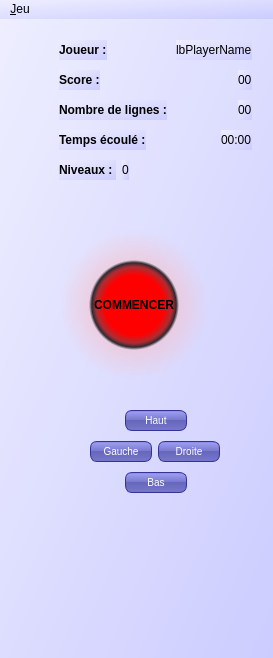
g-jouret/projetTetris, file view/mwtetris.ui: the form before one commit.
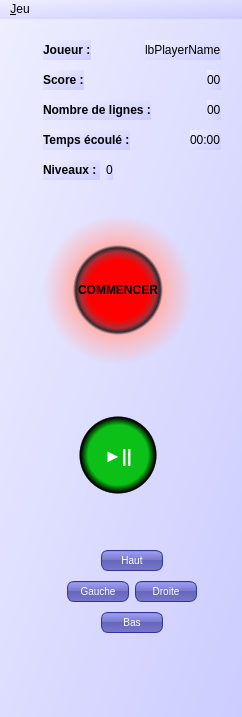
The form after the commit.

Commit message: pause button

The edit to the form file:
```diff
--- a/view/mwtetris.ui
+++ b/view/mwtetris.ui
@@ -6,8 +6,8 @@
    <rect>
     <x>0</x>
     <y>0</y>
-    <width>273</width>
-    <height>658</height>
+    <width>242</width>
+    <height>717</height>
    </rect>
   </property>
   <property name="windowTitle">
@@ -253,7 +253,7 @@
         <property name="sizeHint" stdset="0">
          <size>
           <width>20</width>
-          <height>20</height>
+          <height>5</height>
          </size>
         </property>
        </spacer>
@@ -305,7 +305,7 @@
 color: BLACK;
 font-weight: bold;
 border: none;
-background-color:qradialgradient(spread:pad, cx:0.5, cy:0.5, radius:0.5, fx:0.5, fy:0.5, stop:0.0100503 rgba(255, 0, 0, 255), stop:0.1 rgba(255, 0, 0, 255), stop:0.2 rgba(255, 0, 0, 255), stop:0.3 rgba(255, 0, 0, 255), stop:0.4 rgba(255, 0, 0, 255), stop:0.502513 rgba(164, 0, 0, 205), stop:0.52 rgba(139, 0, 0, 205), stop:0.562814 rgba(0, 0, 0, 205), stop:0.6 rgba(255, 180, 180, 97), stop:1 rgba(255, 255, 255, 0));
+background-color:qradialgradient(spread:pad, cx:0.5, cy:0.5, radius:0.5, fx:0.5, fy:0.5, stop:0.0100503 rgba(255, 0, 0, 255), stop:0.1 rgba(255, 0, 0, 255), stop:0.2 rgba(255, 0, 0, 255), stop:0.3 rgba(255, 0, 0, 255), stop:0.4 rgba(255, 0, 0, 255), stop:0.502513 rgba(164, 0, 0, 205), stop:0.52 rgba(139, 0, 0, 205), stop:0.562814 rgba(0, 0, 0, 205), stop:0.6 rgba(255, 180, 180, 255), stop:1 rgba(255, 255, 255, 0));
 max-width: 150px;
 height: 150px;
 }</string>
@@ -315,6 +315,51 @@
         </property>
        </widget>
       </item>
+      <item>
+       <spacer name="verticalSpacer_6">
+        <property name="orientation">
+         <enum>Qt::Vertical</enum>
+        </property>
+        <property name="sizeHint" stdset="0">
+         <size>
+          <width>20</width>
+          <height>5</height>
+         </size>
+        </property>
+       </spacer>
+      </item>
+      <item>
+       <widget class="QPushButton" name="btnPause">
+        <property name="styleSheet">
+         <string notr="true">QPushButton {
+color: white;
+font-weight: bold;
+font-size:18px;
+border: none;
+background-color:qradialgradient(spread:pad, cx:0.5, cy:0.5, radius:0.5, fx:0.5, fy:0.5, stop:0 rgba(11, 193, 23, 255), stop:0.1 rgba(11, 193, 23, 255), stop:0.4 rgba(11, 193, 23, 255), stop:0.51 rgba(0, 0, 0, 200), stop:0.501 rgba(0,0, 0,255), stop:0.502513 rgba(0, 0, 0, 255), stop:0.52 rgba(0, 0, 0, 0), stop:0.6 rgba(0, 0, 0, 0), stop:1 rgba(255, 255, 255, 0));
+max-width: 150px;
+height: 150px;
+}
+QPushButton:pressed {	
+background-color:qradialgradient(spread:pad, cx:0.5, cy:0.5, radius:0.5, fx:0.5, fy:0.5, stop:0 rgba(11, 193, 23, 255), stop:0.1 rgba(11, 193, 23, 255), stop:0.4 rgba(5, 113, 11, 255), stop:0.51 rgba(0, 0, 0, 200), stop:0.501 rgba(0,0, 0,255), stop:0.502513 rgba(0, 0, 0, 255), stop:0.52 rgba(0, 0, 0, 0), stop:0.6 rgba(0, 0, 0, 0), stop:1 rgba(255, 255, 255, 0));
+ border-style: inset;
+border-color: rgb(0, 0, 200);
+}
+QPushButton:disabled{
+background-color: qradialgradient(spread:pad, cx:0.5, cy:0.5, radius:0.5, fx:0.5, fy:0.5, stop:0 rgba(180, 180, 180, 255), stop:0.1 rgba(180, 180, 180, 255), stop:0.4 rgba(180, 180, 180, 255), stop:0.51 rgba(0, 0, 0, 200), stop:0.501 rgba(0,0, 0,255), stop:0.502513 rgba(0, 0, 0, 255), stop:0.52 rgba(0, 0, 0, 0), stop:0.6 rgba(0, 0, 0, 0), stop:1 rgba(255, 255, 255, 0));
+}</string>
+        </property>
+        <property name="text">
+         <string>►||</string>
+        </property>
+        <property name="shortcut">
+         <string>P</string>
+        </property>
+        <property name="checkable">
+         <bool>true</bool>
+        </property>
+       </widget>
+      </item>
       <item>
        <layout class="QHBoxLayout" name="horizontalLayout_10"/>
       </item>
@@ -326,7 +371,7 @@
         <property name="sizeHint" stdset="0">
          <size>
           <width>20</width>
-          <height>20</height>
+          <height>10</height>
          </size>
         </property>
        </spacer>
@@ -591,7 +636,7 @@
         <property name="sizeHint" stdset="0">
          <size>
           <width>20</width>
-          <height>40</height>
+          <height>20</height>
          </size>
         </property>
        </spacer>
@@ -649,7 +694,7 @@
     <rect>
      <x>0</x>
      <y>0</y>
-     <width>273</width>
+     <width>242</width>
      <height>20</height>
     </rect>
    </property>
```
The commit also changes 7 other files.
